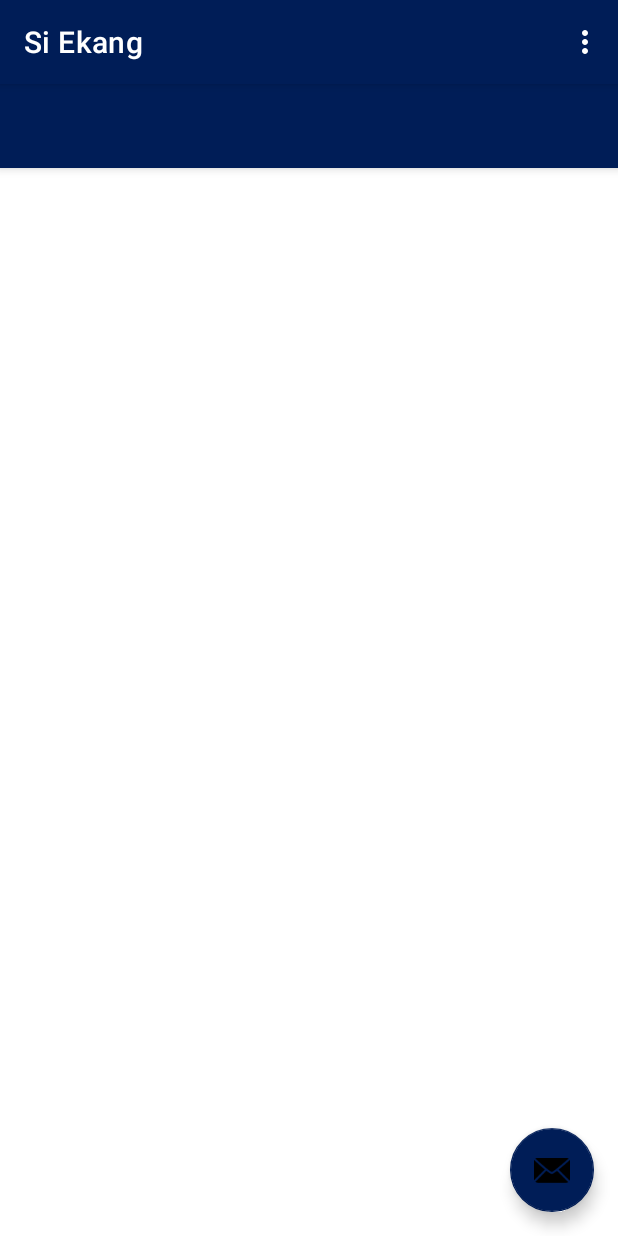
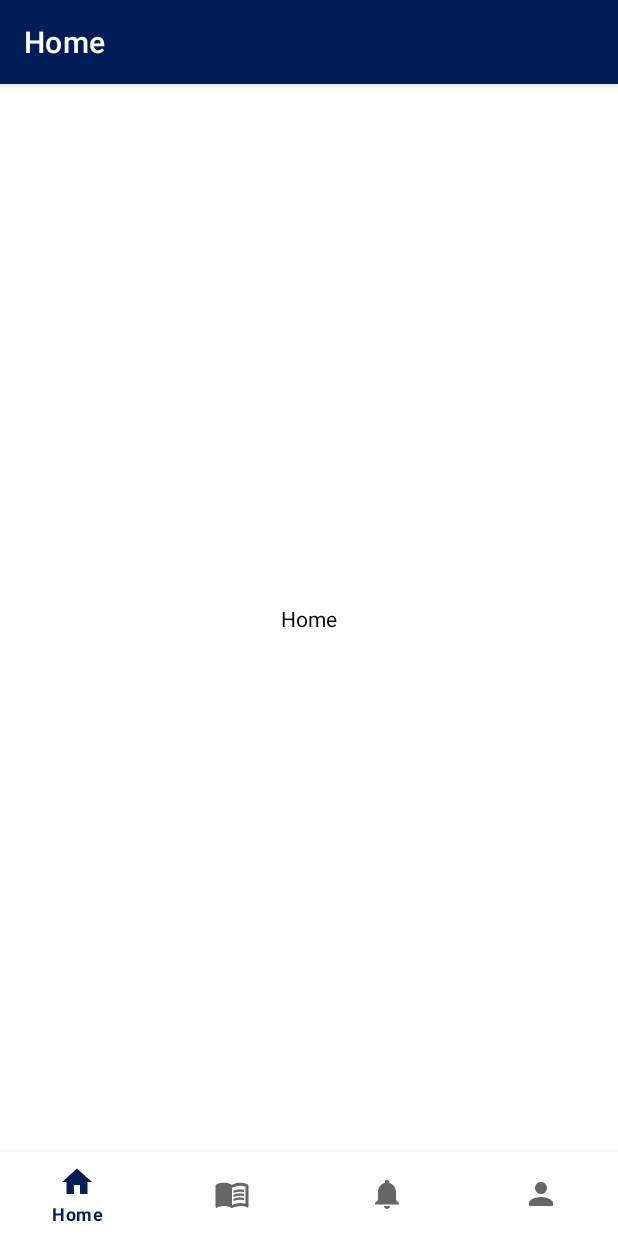
Before and after one commit to Si-Ekang/EKANG, an Android app: the screen it shows after launch (MainActivity), on a phone screen of 412 x 824 dp. Run offline under Robolectric (Android 15) with nearby library versions, the phone set to English and light mode, and no system bars; our stand-ins replace Dagger/Hilt's generated code, Timber, navigation-ui.

Commit message:
Master : Mainactivity navigation adjustments

```diff
--- a/app/src/main/java/com/siekang/ui/mainactivity/MainActivity.kt
+++ b/app/src/main/java/com/siekang/ui/mainactivity/MainActivity.kt
@@ -1,57 +1,72 @@
 package com.siekang.ui.mainactivity
 
 import android.os.Bundle
-import android.view.Menu
-import android.view.MenuItem
 import androidx.appcompat.app.AppCompatActivity
-import androidx.navigation.ui.AppBarConfiguration
+import androidx.navigation.NavController
+import androidx.navigation.findNavController
+import androidx.navigation.ui.*
+import com.google.android.material.bottomnavigation.BottomNavigationView
 import com.siekang.R
 import com.siekang.databinding.ActivityMainBinding
 import dagger.hilt.android.AndroidEntryPoint
+import timber.log.Timber
 
 @AndroidEntryPoint
 class MainActivity : AppCompatActivity() {
 
+    private var _viewBinding: ActivityMainBinding? = null
+    private val binding get() = _viewBinding!!
+
+    private lateinit var bottomNavView: BottomNavigationView
+
+    private lateinit var navController: NavController
     private lateinit var appBarConfiguration: AppBarConfiguration
-    private lateinit var binding: ActivityMainBinding
 
     override fun onCreate(savedInstanceState: Bundle?) {
         super.onCreate(savedInstanceState)
 
-        binding = ActivityMainBinding.inflate(layoutInflater)
+        _viewBinding = ActivityMainBinding.inflate(layoutInflater)
         setContentView(binding.root)
 
-        /*setSupportActionBar(binding.toolbar)
+        bottomNavView = binding.layoutContentMain.navView
 
-        val navController = findNavController(R.id.nav_host_fragment_content_main)
-        appBarConfiguration = AppBarConfiguration(navController.graph)
+        navController = findNavController(R.id.nav_host_fragment_content_main)
+
+        appBarConfiguration = AppBarConfiguration(
+            setOf(
+                R.id.navigation_home,
+                R.id.navigation_library,
+                R.id.navigation_notifications,
+                R.id.navigation_profile
+            )
+        )
+
         setupActionBarWithNavController(navController, appBarConfiguration)
+        bottomNavView.setupWithNavController(navController)
 
-        binding.fab.setOnClickListener { view ->
-            Snackbar.make(view, "Replace with your own action", Snackbar.LENGTH_LONG)
-                .setAction("Action", null).show()
-        }*/
-    }
+        navController.addOnDestinationChangedListener { controller, destination, arguments ->
+            Timber.d(destination.toString())
+        }
 
-    override fun onCreateOptionsMenu(menu: Menu): Boolean {
-        // Inflate the menu; this adds items to the action bar if it is present.
-        menuInflater.inflate(R.menu.menu_main, menu)
-        return true
-    }
-
-    override fun onOptionsItemSelected(item: MenuItem): Boolean {
-        // Handle action bar item clicks here. The action bar will
-        // automatically handle clicks on the Home/Up button, so long
-        // as you specify a parent activity in AndroidManifest.xml.
-        return when (item.itemId) {
-            R.id.action_settings -> true
-            else -> super.onOptionsItemSelected(item)
+        bottomNavView.setOnNavigationItemSelectedListener {
+            Timber.e("Selected ${it.title}")
+            if (it.itemId != bottomNavView.selectedItemId)
+                NavigationUI.onNavDestinationSelected(
+                    it,
+                    navController
+                )
+            true
         }
     }
 
-    /*override fun onSupportNavigateUp(): Boolean {
+    override fun onSupportNavigateUp(): Boolean {
         val navController = findNavController(R.id.nav_host_fragment_content_main)
         return navController.navigateUp(appBarConfiguration)
                 || super.onSupportNavigateUp()
-    }*/
+    }
+
+    override fun onDestroy() {
+        super.onDestroy()
+        _viewBinding = null
+    }
 }
--- a/app/src/main/res/layout/activity_main.xml
+++ b/app/src/main/res/layout/activity_main.xml
@@ -1,34 +1,13 @@
 <?xml version="1.0" encoding="utf-8"?>
-<androidx.coordinatorlayout.widget.CoordinatorLayout xmlns:android="http://schemas.android.com/apk/res/android"
-    xmlns:app="http://schemas.android.com/apk/res-auto"
+<androidx.constraintlayout.widget.ConstraintLayout xmlns:android="http://schemas.android.com/apk/res/android"
     xmlns:tools="http://schemas.android.com/tools"
+    android:id="@+id/container"
     android:layout_width="match_parent"
     android:layout_height="match_parent"
     tools:context=".ui.mainactivity.MainActivity">
 
-    <com.google.android.material.appbar.AppBarLayout
-        android:layout_width="match_parent"
-        android:layout_height="wrap_content"
-        android:theme="@style/Theme.MyApplication.AppBarOverlay">
+    <include
+        android:id="@+id/layout_content_main"
+        layout="@layout/content_main" />
 
-        <androidx.appcompat.widget.Toolbar
-            android:id="@+id/toolbar"
-            android:layout_width="match_parent"
-            android:layout_height="?attr/actionBarSize"
-            android:background="?attr/colorPrimary"
-            app:popupTheme="@style/Theme.MyApplication.PopupOverlay" />
-
-    </com.google.android.material.appbar.AppBarLayout>
-
-    <include layout="@layout/content_main" />
-
-    <com.google.android.material.floatingactionbutton.FloatingActionButton
-        android:id="@+id/fab"
-        android:layout_width="wrap_content"
-        android:layout_height="wrap_content"
-        android:layout_gravity="bottom|end"
-        android:layout_marginEnd="@dimen/fab_margin"
-        android:layout_marginBottom="16dp"
-        app:srcCompat="@android:drawable/ic_dialog_email" />
-
-</androidx.coordinatorlayout.widget.CoordinatorLayout>
+</androidx.constraintlayout.widget.ConstraintLayout>
--- a/app/src/main/res/layout/content_main.xml
+++ b/app/src/main/res/layout/content_main.xml
@@ -1,19 +1,32 @@
 <?xml version="1.0" encoding="utf-8"?>
 <androidx.constraintlayout.widget.ConstraintLayout xmlns:android="http://schemas.android.com/apk/res/android"
     xmlns:app="http://schemas.android.com/apk/res-auto"
+    xmlns:tools="http://schemas.android.com/tools"
     android:layout_width="match_parent"
     android:layout_height="match_parent"
     app:layout_behavior="@string/appbar_scrolling_view_behavior">
 
-    <!--<fragment
+    <fragment
         android:id="@+id/nav_host_fragment_content_main"
         android:name="androidx.navigation.fragment.NavHostFragment"
         android:layout_width="0dp"
         android:layout_height="0dp"
         app:defaultNavHost="true"
-        app:layout_constraintBottom_toBottomOf="parent"
+        app:layout_behavior="@string/appbar_scrolling_view_behavior"
+        app:layout_constraintBottom_toTopOf="@id/nav_view"
         app:layout_constraintLeft_toLeftOf="parent"
         app:layout_constraintRight_toRightOf="parent"
         app:layout_constraintTop_toTopOf="parent"
-        app:navGraph="@navigation/nav_graph" />-->
+        app:navGraph="@navigation/mobile_navigation"
+        tools:ignore="FragmentTagUsage" />
+
+    <com.google.android.material.bottomnavigation.BottomNavigationView
+        android:id="@+id/nav_view"
+        android:layout_width="match_parent"
+        android:layout_height="wrap_content"
+        android:background="?android:attr/windowBackground"
+        app:layout_constraintBottom_toBottomOf="parent"
+        app:layout_constraintEnd_toEndOf="parent"
+        app:layout_constraintStart_toStartOf="parent"
+        app:menu="@menu/bottom_nav_menu" />
 </androidx.constraintlayout.widget.ConstraintLayout>
--- a/app/src/main/res/values/strings.xml
+++ b/app/src/main/res/values/strings.xml
@@ -9,4 +9,9 @@
 
     <string name="hello_first_fragment">Hello first fragment</string>
     <string name="hello_second_fragment">Hello second fragment. Arg: %1$s</string>
+
+    <string name="title_home">Home</string>
+    <string name="title_library">Library</string>
+    <string name="title_notifications">Notifications</string>
+    <string name="title_profile">Profile</string>
 </resources>
```
